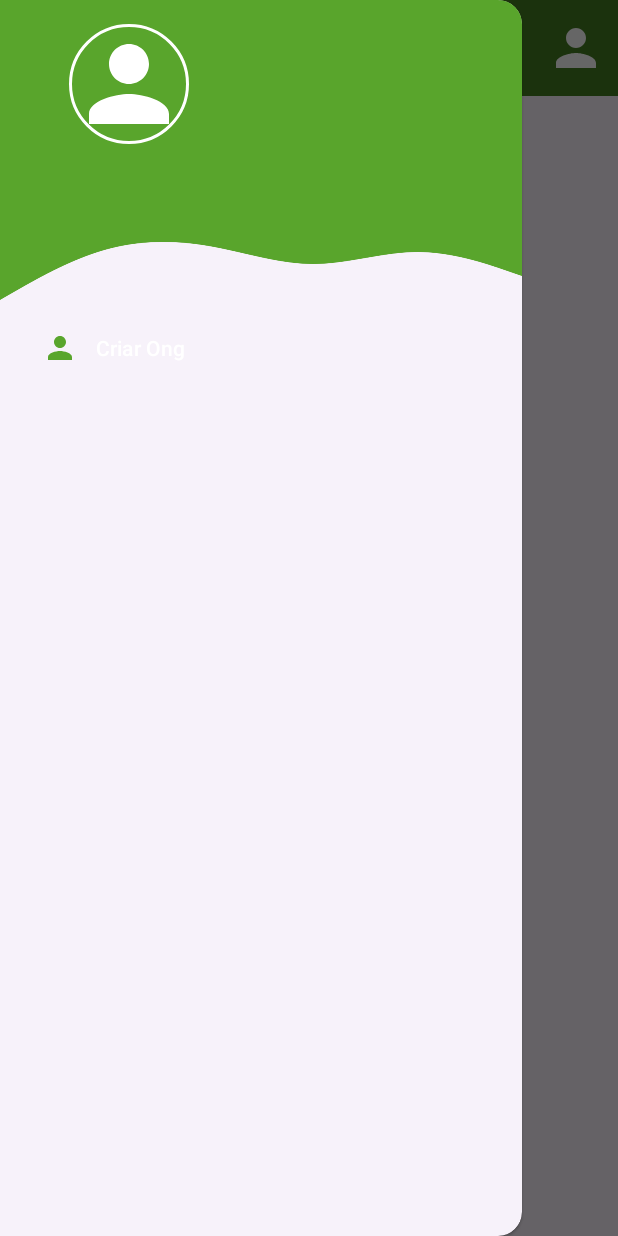
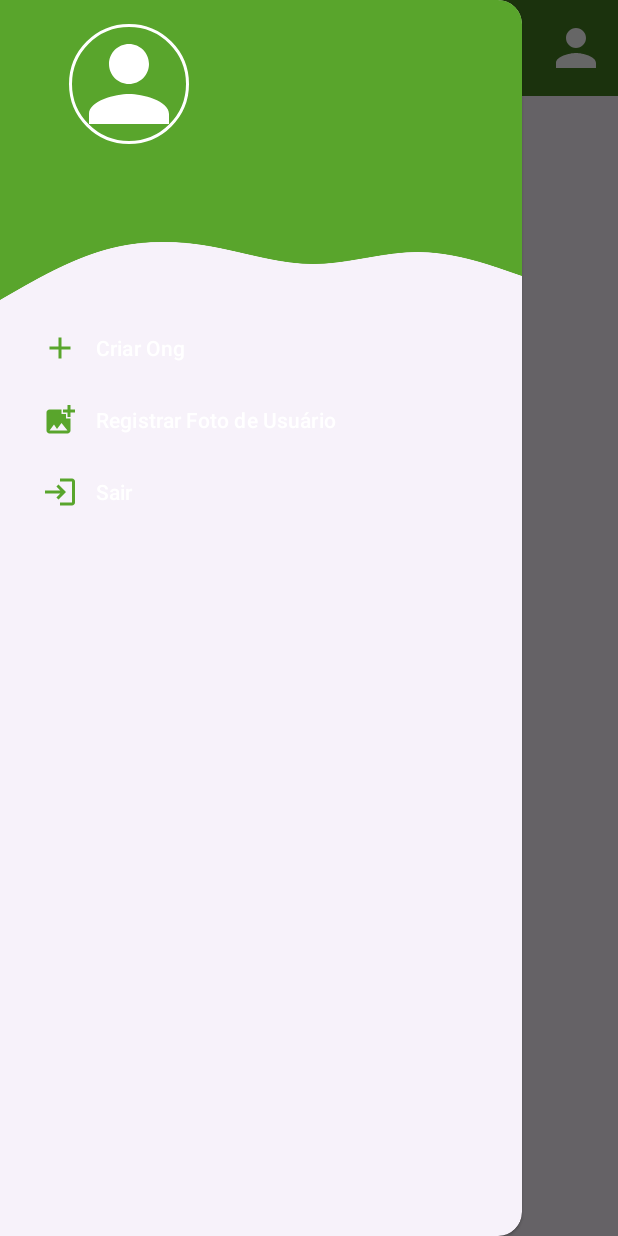
Before and after one commit to HanselVinicius/Vamos-Ajudar-App, an Android app: the screen it shows after launch (OngActivity), with the side drawer open, on a phone screen of 412 x 824 dp. Run offline under Robolectric (Android 15) with nearby library versions, the phone set to English and light mode, and no system bars; our stand-ins replace CircleImageView, Dagger/Hilt's generated code, Picasso; pictures from the network do not load; 4 statements that could not run were skipped.

```diff
--- a/app/src/main/java/br/got/vamosajudar/infra/appmodule/ApiModule.java
+++ b/app/src/main/java/br/got/vamosajudar/infra/appmodule/ApiModule.java
@@ -1,4 +1,7 @@
 package br.got.vamosajudar.infra.appmodule;
+
+import com.google.gson.Gson;
+import com.google.gson.GsonBuilder;
 
 import javax.inject.Singleton;
 
@@ -18,9 +21,10 @@ public class ApiModule {
     @Provides
     @Singleton
     public static Api provideApi(){
+        Gson gson = new GsonBuilder().setLenient().create();
         return new Retrofit.Builder()
                 .baseUrl("https://vamos-ajudar-api.henriquebarucco.com.br")
-                .addConverterFactory(GsonConverterFactory.create())
+                .addConverterFactory(GsonConverterFactory.create(gson))
                 .build().create(Api.class);
     }
 
--- a/app/src/main/java/br/got/vamosajudar/model/ong/OngRepository.java
+++ b/app/src/main/java/br/got/vamosajudar/model/ong/OngRepository.java
@@ -36,7 +36,6 @@ public class OngRepository implements Repository {
                     @Override
                     public void onResponse(Call<OngResponse<Ong>> call, Response<OngResponse<Ong>> response) {
 
-
                         if (response.isSuccessful()){
                             ongList.postValue(response.body());
                         }else {
--- a/app/src/main/java/br/got/vamosajudar/view/activity/OngDetailActivity.java
+++ b/app/src/main/java/br/got/vamosajudar/view/activity/OngDetailActivity.java
@@ -121,7 +121,6 @@ public class OngDetailActivity extends AppCompatActivity {
         try {
             LiveData<QRDto> qr = this.detailActivityViewModel.getQr(ong.getId());
             qr.observe(this, data -> {
-                Log.e(TAG, "getQrAndBrCode: dto " + data);
                 if (data != null) {
                     this.qrCode = data.getQrcode64();
                     this.brCode = data.getBrcode().toString();
--- /dev/null
+++ b/app/src/main/res/drawable/add_icon_24.xml
@@ -0,0 +1,5 @@
+<vector android:height="24dp" android:tint="#59A52C"
+    android:viewportHeight="24" android:viewportWidth="24"
+    android:width="24dp" xmlns:android="http://schemas.android.com/apk/res/android">
+    <path android:fillColor="@android:color/white" android:pathData="M19,13h-6v6h-2v-6H5v-2h6V5h2v6h6v2z"/>
+</vector>
--- /dev/null
+++ b/app/src/main/res/drawable/add_photo_icon_24.xml
@@ -0,0 +1,5 @@
+<vector android:height="24dp" android:tint="#59A52C"
+    android:viewportHeight="24" android:viewportWidth="24"
+    android:width="24dp" xmlns:android="http://schemas.android.com/apk/res/android">
+    <path android:fillColor="@android:color/white" android:pathData="M19,7v2.99s-1.99,0.01 -2,0L17,7h-3s0.01,-1.99 0,-2h3L17,2h2v3h3v2h-3zM16,11L16,8h-3L13,5L5,5c-1.1,0 -2,0.9 -2,2v12c0,1.1 0.9,2 2,2h12c1.1,0 2,-0.9 2,-2v-8h-3zM5,19l3,-4 2,3 3,-4 4,5L5,19z"/>
+</vector>
--- /dev/null
+++ b/app/src/main/res/drawable/baseline_login_24.xml
@@ -0,0 +1,5 @@
+<vector android:height="24dp" android:tint="#59A52C"
+    android:viewportHeight="24" android:viewportWidth="24"
+    android:width="24dp" xmlns:android="http://schemas.android.com/apk/res/android">
+    <path android:fillColor="@android:color/white" android:pathData="M11,7L9.6,8.4l2.6,2.6H2v2h10.2l-2.6,2.6L11,17l5,-5L11,7zM20,19h-8v2h8c1.1,0 2,-0.9 2,-2V5c0,-1.1 -0.9,-2 -2,-2h-8v2h8V19z"/>
+</vector>
--- a/app/src/main/res/menu/drawer_menu.xml
+++ b/app/src/main/res/menu/drawer_menu.xml
@@ -2,12 +2,28 @@
 <menu
     xmlns:android="http://schemas.android.com/apk/res/android"
     xmlns:tools="http://schemas.android.com/tools"
-    tools:showIn = "navigation_view">
+    tools:showIn = "navigation_view"
+    >
 
     <item
         android:id="@+id/createOng"
-        android:icon="@drawable/user_ic"
-        android:title="Criar Ong"/>
+        android:icon="@drawable/add_icon_24"
+        android:title="Criar Ong"
+        />
+
+    <item
+        android:id="@+id/registerPhoto"
+        android:icon="@drawable/add_photo_icon_24"
+        android:title="Registrar Foto de Usuário"
+        />
+
+    <item
+        android:id="@+id/logOut"
+        android:icon="@drawable/baseline_login_24"
+        android:title="Sair"
+        />
+
+
 
 
 
```
Also changed, not shown: app/src/main/java/br/got/vamosajudar/infra/Api.java (+7 -0 lines), app/src/main/java/br/got/vamosajudar/model/user/UserRepository.java (+23 -2 lines), app/src/main/java/br/got/vamosajudar/model/user/dto/ProfileDTO.java (added, +15 -0 lines), app/src/main/java/br/got/vamosajudar/view/activity/LoginActivity.java (+23 -4 lines), app/src/main/java/br/got/vamosajudar/view/activity/OngActivity.java (+14 -0 lines), app/src/main/java/br/got/vamosajudar/view/components/NavHeaderMenuCreator.java (added, +43 -0 lines), app/src/main/java/br/got/vamosajudar/view_model/LoginActivityViewModel.java (+17 -1 lines).
